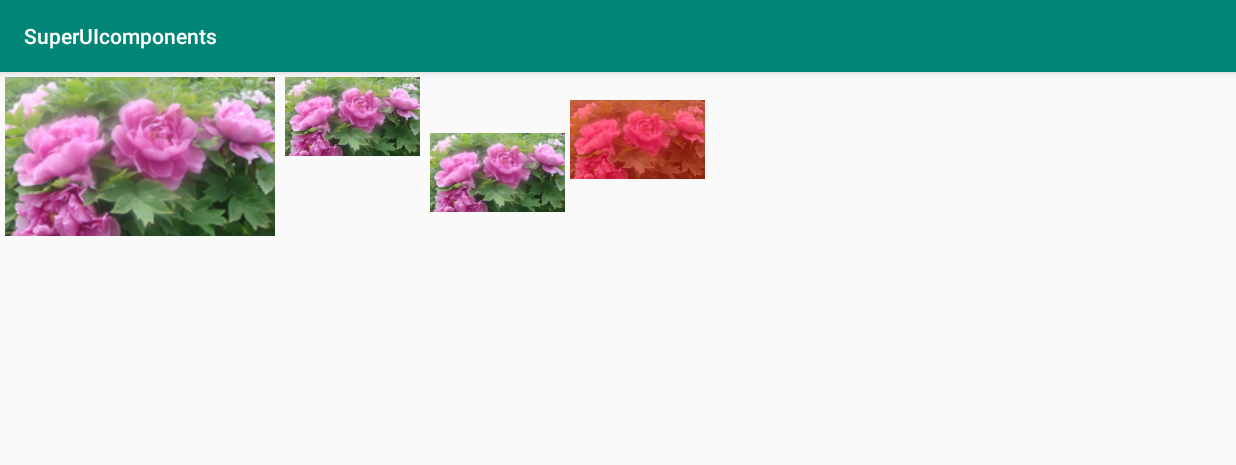
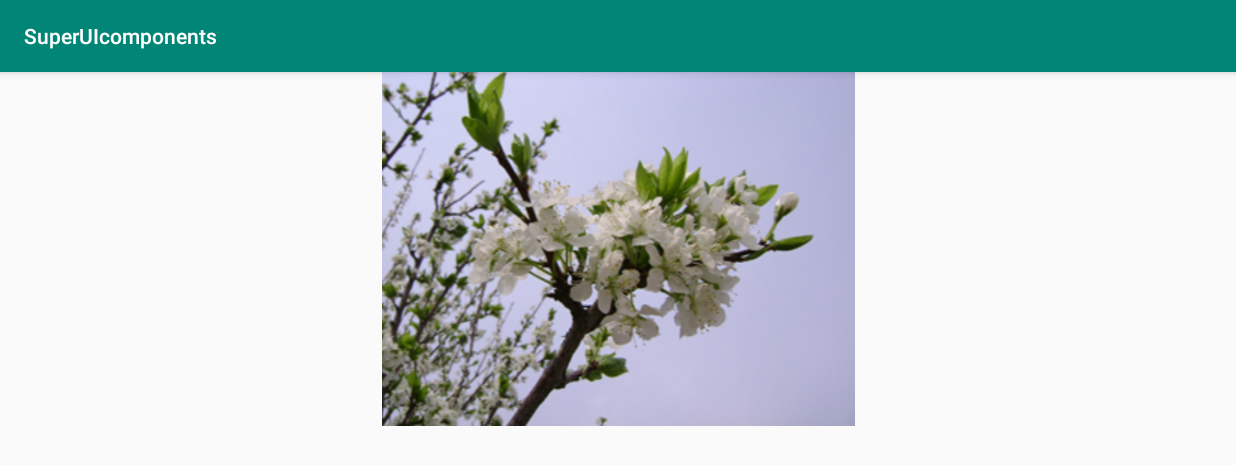
Before and after one commit to xff0707/JavaStudy, an Android app: the screen it shows after launch (MainActivity), on a phone screen of 824 x 412 dp (held sideways). Shown: the top 465 px of the screen. Run offline under Robolectric (Android 15) with nearby library versions, the phone set to English and light mode, and no system bars.

Commit message:
图像切换器

```diff
--- a/AndroidStudy/SuperUIcomponents/app/src/main/java/com/example/superuicomponents/MainActivity.java
+++ b/AndroidStudy/SuperUIcomponents/app/src/main/java/com/example/superuicomponents/MainActivity.java
@@ -1,11 +1,8 @@
 package com.example.superuicomponents;
 
-import android.app.Activity;
-import android.os.Handler;
-import android.os.Message;
 import android.view.View;
+import android.view.animation.AnimationUtils;
 import android.widget.*;
-import androidx.annotation.NonNull;
 import androidx.appcompat.app.AppCompatActivity;
 import android.os.Bundle;
 
@@ -17,6 +14,32 @@ public class MainActivity extends AppCompatActivity {
         //setContentView(R.layout.activity_main);
 
 
+        //图像切换器
+        setContentView(R.layout.imageswitcherdemo);
+        ImageSwitcher is = findViewById(R.id.imageSwichter);
+        is.setOutAnimation(AnimationUtils.loadAnimation(MainActivity.this,android.R.anim.fade_out));
+        is.setInAnimation(AnimationUtils.loadAnimation(MainActivity.this,android.R.anim.fade_in));
+        is.setFactory(new ViewSwitcher.ViewFactory() {
+            @Override
+            public View makeView() {
+                ImageView imageView = new ImageView(MainActivity.this);
+                imageView.setImageResource(R.drawable.img01);
+                return imageView;
+            }
+        });
+        is.setOnClickListener(new View.OnClickListener() {
+            @Override
+            public void onClick(View v) {
+                ((ImageSwitcher)v).setImageResource(R.drawable.img02);
+            }
+        });
+
+
+
+
+
+
+        /*
         //实现应用ImageView组件显示图像
         setContentView(R.layout.imageviewtext);
 
--- /dev/null
+++ b/AndroidStudy/SuperUIcomponents/app/src/main/res/layout/imageswitcherdemo.xml
@@ -0,0 +1,10 @@
+<?xml version="1.0" encoding="utf-8"?>
+<LinearLayout xmlns:android="http://schemas.android.com/apk/res/android"
+              android:layout_width="match_parent"
+              android:layout_height="match_parent"
+              android:orientation="vertical">
+    <ImageSwitcher android:layout_width="match_parent"
+                   android:layout_height="match_parent"
+                   android:id="@+id/imageSwichter"/>
+
+</LinearLayout>
```
Also changed, not shown: AndroidStudy/SuperUIcomponents/app/src/main/res/drawable/img01.JPG (added), AndroidStudy/SuperUIcomponents/app/src/main/res/drawable/img02.jpg (added).
